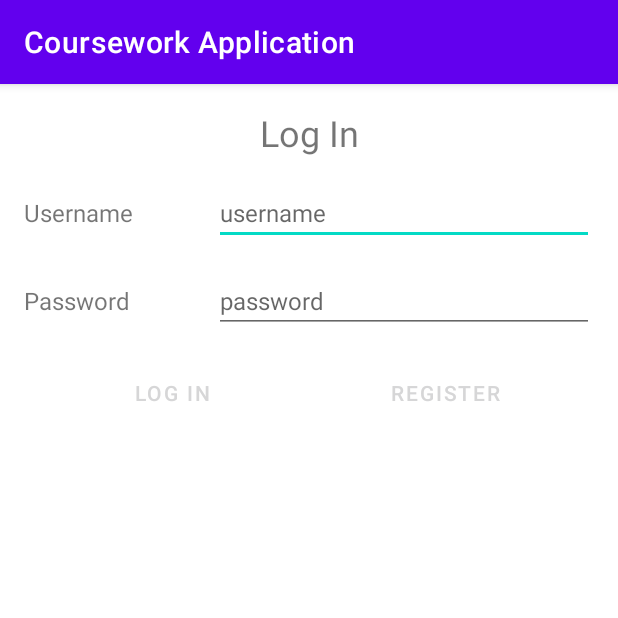
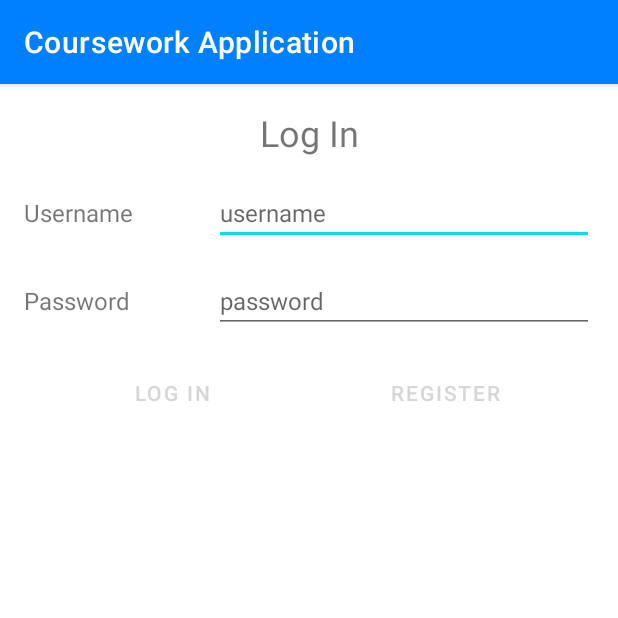
Before and after one commit to bwlodarski277/PhotoMap, an Android app: the screen it shows after launch (MainActivity), on a phone screen of 412 x 824 dp, the top half of it. Run offline under Robolectric (Android 15) with nearby library versions, the phone set to English and light mode, and no system bars.

Commit message:
Updated colours in themes.xml
The app theme now uses the new colours found in colors.xml

```diff
--- a/app/src/main/res/values/themes.xml
+++ b/app/src/main/res/values/themes.xml
@@ -2,12 +2,12 @@
     <!-- Base application theme. -->
     <style name="Theme.CourseworkApplication" parent="Theme.MaterialComponents.DayNight.DarkActionBar">
         <!-- Primary brand color. -->
-        <item name="colorPrimary">@color/purple_500</item>
-        <item name="colorPrimaryVariant">@color/purple_700</item>
+        <item name="colorPrimary">@color/primary</item>
+        <item name="colorPrimaryVariant">@color/primary_variant</item>
         <item name="colorOnPrimary">@color/white</item>
         <!-- Secondary brand color. -->
-        <item name="colorSecondary">@color/teal_200</item>
-        <item name="colorSecondaryVariant">@color/teal_700</item>
+        <item name="colorSecondary">@color/secondary</item>
+        <item name="colorSecondaryVariant">@color/secondary_variant</item>
         <item name="colorOnSecondary">@color/black</item>
         <!-- Status bar color. -->
         <item name="android:statusBarColor" tools:targetApi="l">?attr/colorPrimaryVariant</item>
```
